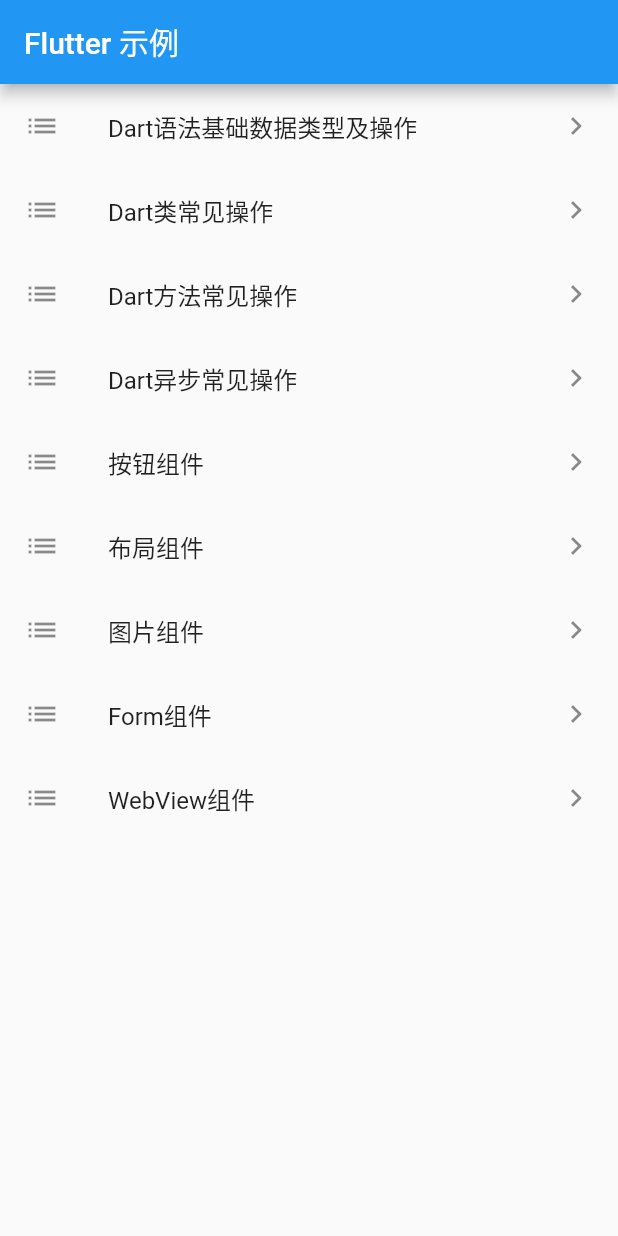
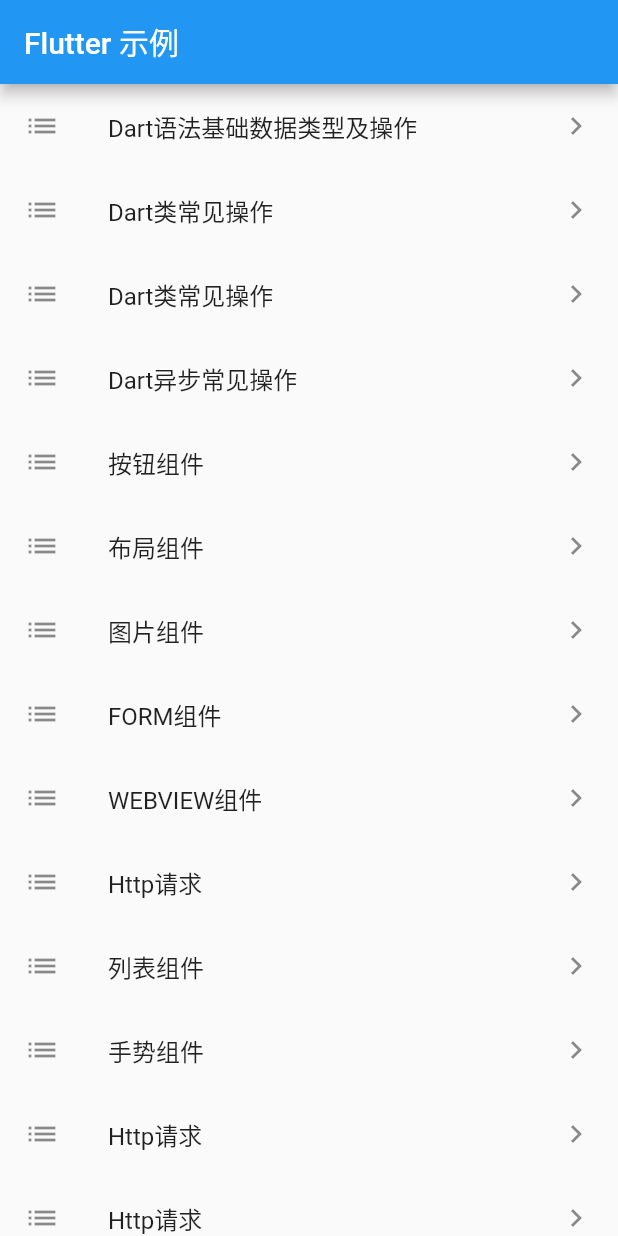
Before and after one commit to liangshunzi/learn_flutter, a Flutter app: the screen it shows after launch, on a phone screen of 412 x 824 dp. Run offline on Flutter 3.47's test engine with Material 2 defaults, Android fonts, the phone set to English and light mode, and no system bars; missing offline and left inert: flutter_syntax_view, flutter_webview_plugin.

Commit message:
http 请求

```diff
--- a/lib/main.dart
+++ b/lib/main.dart
@@ -2,6 +2,7 @@ import 'package:flutter/material.dart';
 import 'package:learn_ff/asset_utils.dart';
 import 'package:learn_ff/button/button_demo.dart';
 import 'package:learn_ff/form/form_demo.dart';
+import 'package:learn_ff/http/http_demo.dart';
 import 'package:learn_ff/image/image_demo.dart';
 import 'package:learn_ff/layout.dart';
 import 'package:learn_ff/view_code.dart';
@@ -33,6 +34,28 @@ class ContentShow extends StatelessWidget {
 
   final String title;
 
+  final Map<String,String> widgetsMap = {
+    "DART_BASE":"Dart语法基础数据类型及操作",
+    "DART_CLASS":"Dart类常见操作",
+    "DART_METHOD":"Dart类常见操作",
+    "DART_ASYNC":"Dart异步常见操作",
+    "BUTTON":"按钮组件",
+    "LAYOUT":"布局组件",
+    "IMAGE":"图片组件",
+    "FORM":"FORM组件",
+    "WEBVIEW":"WEBVIEW组件",
+    "HTTP":"Http请求",
+    "LIST":"列表组件",
+    "GESTUREDETECTOR":"手势组件",
+    "HTTP1":"Http请求",
+    "HTTP2":"Http请求",
+    "HTTP3":"Http请求",
+    "HTTP4":"Http请求",
+    "HTTP5":"Http请求",
+    "HTTP6":"Http请求",
+    "HTTP7":"Http请求",
+  };
+
   @override
   Widget build(BuildContext context) {
     return Scaffold(
@@ -43,87 +66,17 @@ class ContentShow extends StatelessWidget {
 
   Widget genListView(BuildContext context){
       List<Widget> widgets = new List();
-      widgets.add(new Center(
-        child: ListTile(
-          leading: new Icon(Icons.list),
-          title: Text("Dart语法基础数据类型及操作"),
-          trailing: new Icon(Icons.keyboard_arrow_right),
-          onTap: ()=>listClick(context, "DART_BASE",),
-        ),
-        )
-      );
-      widgets.add(new Center(
-        child: ListTile(
-          leading: new Icon(Icons.list),
-          title: Text("Dart类常见操作"),
-          trailing: new Icon(Icons.keyboard_arrow_right),
-          onTap: ()=>listClick(context, "DART_CLASS",),
-        ),
-        )
-      );
-      widgets.add(new Center(
-        child: ListTile(
-          leading: new Icon(Icons.list),
-          title: Text("Dart方法常见操作"),
-          trailing: new Icon(Icons.keyboard_arrow_right),
-          onTap: ()=>listClick(context, "DART_METHOD",),
-        ),
-        )
-      );
-      widgets.add(new Center(
-        child: ListTile(
-          leading: new Icon(Icons.list),
-          title: Text("Dart异步常见操作"),
-          trailing: new Icon(Icons.keyboard_arrow_right),
-          onTap: ()=>listClick(context, "DART_ASYNC",),
-        ),
-        )
-      );
-      widgets.add(new Center(
-        child: ListTile(
-          leading: new Icon(Icons.list),
-          title: Text("按钮组件"),
-          trailing: new Icon(Icons.keyboard_arrow_right),
-          onTap: ()=>listClick(context, "BUTTON"),
-        ),
-        )
-      );
-      widgets.add(new Center(
-        child: ListTile(
-          leading: new Icon(Icons.list),
-          title: Text("布局组件"),
-          trailing: new Icon(Icons.keyboard_arrow_right),
-          onTap: ()=>listClick(context, "LAYOUT"),
-        ),
-        )
-      );
-      widgets.add(new Center(
-        child: ListTile(
-          leading: new Icon(Icons.list),
-          title: Text("图片组件"),
-          trailing: new Icon(Icons.keyboard_arrow_right),
-          onTap: ()=>listClick(context, "IMAGE"),
-        ),
-        )
-      );
-      widgets.add(new Center(
-        child: ListTile(
-          leading: new Icon(Icons.list),
-          title: Text("Form组件"),
-          trailing: new Icon(Icons.keyboard_arrow_right),
-          onTap: ()=>listClick(context, "FORM"),
-        ),
-        )
-      );
-      widgets.add(new Center(
-        child: ListTile(
-          leading: new Icon(Icons.list),
-          title: Text("WebView组件"),
-          trailing: new Icon(Icons.keyboard_arrow_right),
-          onTap: ()=>listClick(context, "WEBVIEW"),
-        ),
-        )
-      );
+      widgetsMap.forEach((String key, String value){
+        var center = new Center(
+          child: ListTile(
+            leading: new Icon(Icons.list),
+            title: Text(value),
+            trailing: new Icon(Icons.keyboard_arrow_right),
+            onTap: ()=>listClick(context, key,),
+          ),
+        );
+        widgets.add(center);
+      });
 
       return new ListView(
         children: widgets,
@@ -212,6 +165,11 @@ class ContentShow extends StatelessWidget {
           return WebViewDemo();
         }));
         break;
+      case "HTTP":
+        Navigator.push(context, MaterialPageRoute(builder: (context){
+          return HttpDemo();
+        }));
+        break;
       default:
         print("Nothing Happened!");
     }
--- a/pubspec.yaml
+++ b/pubspec.yaml
@@ -26,6 +26,7 @@ dependencies:
   flutter_syntax_view: ^0.2.1
   path_provider: ^1.6.0
   flutter_webview_plugin: ^0.3.10+1
+  http: ^0.12.0+4
 
 dev_dependencies:
   flutter_test:
@@ -57,6 +58,7 @@ flutter:
    - doc/dart_async.txt
    - doc/form_demo.txt
    - doc/button_demo.txt
+   - doc/http_demo.txt
   #  - images/a_dot_ham.jpeg
 
   # An image asset can refer to one or more resolution-specific "variants", see
```
Also changed, not shown: doc/http_demo.txt (added, +104 -0 lines), lib/http/http_demo.dart (added, +104 -0 lines), pubspec.lock, 2 other files.
